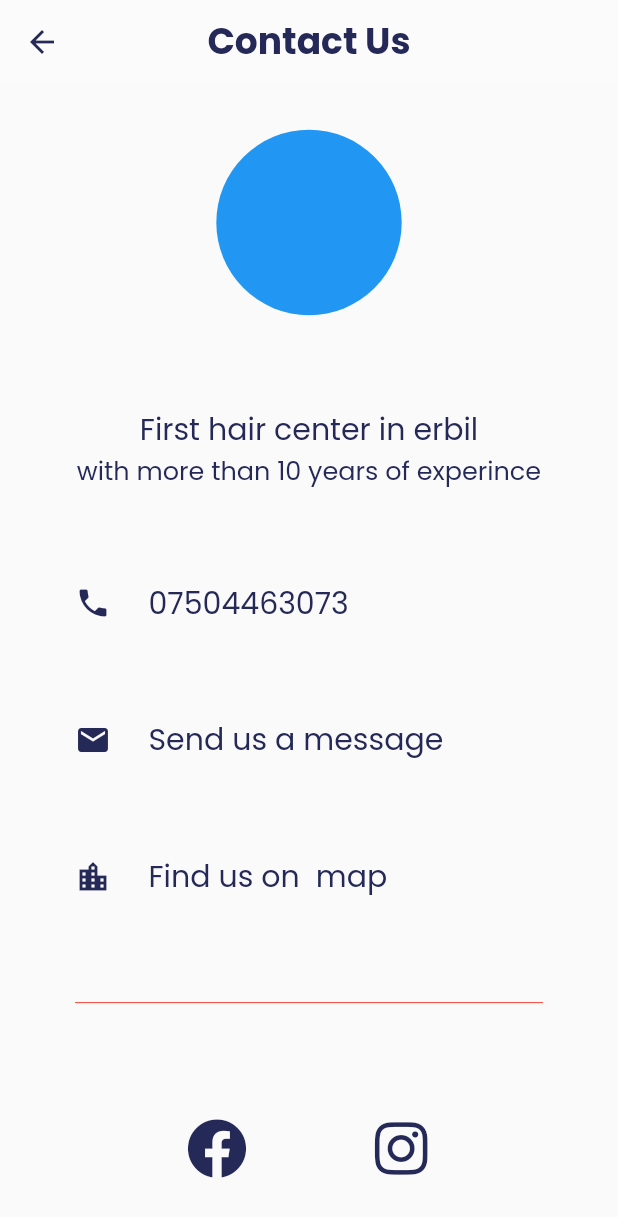
After one commit to CaptainLala/clinic_reservation_app, a Flutter app: the AboutUsScreen screen opened by its route, on a phone screen of 412 x 824 dp. The commit adds this screen. Shown: the top 1217 px of the screen. Run offline on Flutter 3.47's test engine with Material 2 defaults, Android fonts, the phone set to English and light mode, and no system bars; drawn by our look-alikes of auto_size_text; our stand-ins replace font_awesome_flutter.

Commit message:
about us screen added

```diff
--- a/lib/main.dart
+++ b/lib/main.dart
@@ -1,3 +1,4 @@
+import 'package:clinic_reservation_app/screens/about_us_screen.dart';
 import 'package:clinic_reservation_app/screens/apoointments_screen.dart';
 import 'package:clinic_reservation_app/screens/home_screen.dart';
 import 'package:clinic_reservation_app/screens/login_screen.dart';
@@ -26,6 +27,7 @@ class MyApp extends StatelessWidget {
         HomeScreen.routeName: (context) => const HomeScreen(),
         ProfileScreen.routeName: (context) => const ProfileScreen(),
         AppointmentsScareen.routeName: (compute) => const AppointmentsScareen(),
+        AboutUsScreen.routeName: (context) => const AboutUsScreen(),
       },
     );
   }
--- /dev/null
+++ b/lib/screens/about_us_screen.dart
@@ -0,0 +1,99 @@
+import 'package:auto_size_text/auto_size_text.dart';
+import 'package:flutter/material.dart';
+import 'package:font_awesome_flutter/font_awesome_flutter.dart';
+
+class AboutUsScreen extends StatelessWidget {
+  static const routeName = '/about_us_screen';
+  const AboutUsScreen({Key? key}) : super(key: key);
+
+  @override
+  Widget build(BuildContext context) {
+    return Scaffold(
+      appBar: AppBar(
+        title: AutoSizeText(
+          'Contact Us',
+          style: Theme.of(context).textTheme.headline2,
+        ),
+        centerTitle: true,
+        elevation: 0,
+        backgroundColor: Colors.white10,
+        iconTheme: Theme.of(context).iconTheme,
+      ),
+      body: Container(
+        padding: const EdgeInsets.symmetric(horizontal: 50),
+        height: MediaQuery.of(context).size.height,
+        child: Column(
+          mainAxisAlignment: MainAxisAlignment.spaceAround,
+          children: [
+            Container(
+              width: MediaQuery.of(context).size.width * 0.30,
+              height: MediaQuery.of(context).size.height * 0.15,
+              decoration: const BoxDecoration(
+                color: Colors.blue,
+                shape: BoxShape.circle,
+              ),
+            ),
+            Column(
+              children: const [
+                AutoSizeText('First hair center in erbil'),
+                AutoSizeText(
+                  'with more than 10 years of experince',
+                  maxLines: 1,
+                ),
+              ],
+            ),
+            Row(
+              children: const [
+                Icon(Icons.phone),
+                SizedBox(
+                  width: 25,
+                ),
+                AutoSizeText('07504463073'),
+              ],
+            ),
+            Row(
+              children: const [
+                Icon(Icons.mail),
+                SizedBox(
+                  width: 25,
+                ),
+                AutoSizeText('Send us a message'),
+              ],
+            ),
+            Row(
+              children: const [
+                Icon(Icons.location_city),
+                SizedBox(
+                  width: 25,
+                ),
+                AutoSizeText('Find us on  map'),
+              ],
+            ),
+            const Divider(
+              color: Colors.red,
+            ),
+            Row(
+              mainAxisAlignment: MainAxisAlignment.spaceEvenly,
+              children: [
+                IconButton(
+                  iconSize: 40,
+                  onPressed: () {},
+                  icon: const Icon(
+                    FontAwesomeIcons.facebook,
+                  ),
+                ),
+                IconButton(
+                  iconSize: 40,
+                  onPressed: () {},
+                  icon: const Icon(
+                    FontAwesomeIcons.instagram,
+                  ),
+                )
+              ],
+            )
+          ],
+        ),
+      ),
+    );
+  }
+}
--- a/lib/screens/apoointments_screen.dart
+++ b/lib/screens/apoointments_screen.dart
@@ -3,7 +3,7 @@ import 'package:clinic_reservation_app/widgets/appointments_widget.dart';
 import 'package:flutter/material.dart';
 
 class AppointmentsScareen extends StatelessWidget {
-  static const routeName = 'appointments_screen';
+  static const routeName = '/appointments_screen';
   const AppointmentsScareen({Key? key}) : super(key: key);
 
   @override
--- a/lib/widgets/side_bar.dart
+++ b/lib/widgets/side_bar.dart
@@ -1,4 +1,5 @@
 import 'package:auto_size_text/auto_size_text.dart';
+import 'package:clinic_reservation_app/screens/about_us_screen.dart';
 import 'package:clinic_reservation_app/screens/apoointments_screen.dart';
 import 'package:clinic_reservation_app/screens/home_screen.dart';
 import 'package:clinic_reservation_app/screens/login_screen.dart';
@@ -76,7 +77,9 @@ class SideBar extends StatelessWidget {
                   SideMenuTile(
                     icon: FontAwesomeIcons.info,
                     label: 'About Us',
-                    onPressed: () {},
+                    onPressed: () {
+                      Navigator.pushNamed(context, AboutUsScreen.routeName);
+                    },
                   ),
                   SideMenuTile(
                     icon: Icons.logout_rounded,
```
